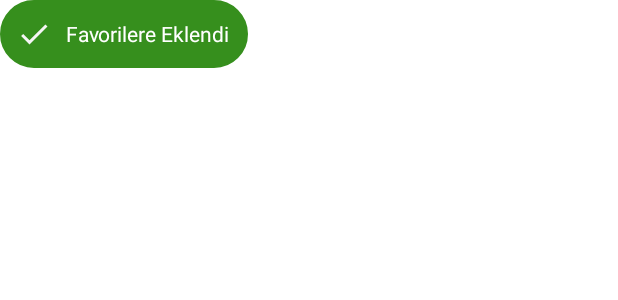
After one commit to kubraklc/HealthyLife, an Android app: the layout new_toast_message.xml on its own in the app's theme, with its tools: preview values and no code run, on a phone screen of 412 x 824 dp. The commit adds this screen. Shown: the top 300 px of the screen. Run offline under Robolectric (Android 15) with nearby library versions, the phone set to English and light mode, and no system bars.

Commit message:
Recipe fragmentta custom toast mesajı kodları yazıldı. Toast mesajı backgroundları oluşturuldu.

```diff
--- a/app/build.gradle
+++ b/app/build.gradle
@@ -60,9 +60,6 @@ dependencies {
     implementation "androidx.lifecycle:lifecycle-viewmodel:2.3.1"
     implementation "androidx.lifecycle:lifecycle-livedata:2.3.1"
 
-
     implementation 'com.android.car.ui:car-ui-lib:2.5.0' // Örnek olarak
 
-
-
 }
--- a/app/src/main/java/com/example/healthylife/activity/MainActivity.kt
+++ b/app/src/main/java/com/example/healthylife/activity/MainActivity.kt
@@ -2,14 +2,14 @@ package com.example.healthylife.activity
 
 import androidx.appcompat.app.AppCompatActivity
 import android.os.Bundle
-import android.util.Log
+
 import androidx.fragment.app.Fragment
 import com.example.healthylife.R
 import com.example.healthylife.databinding.ActivityMainBinding
 import com.example.healthylife.fragment.*
-import com.example.healthylife.ui.detail.RecipeFragment
+
 import com.example.healthylife.ui.home.HomeFragment
-import kotlin.math.log
+
 
 class MainActivity : AppCompatActivity() {
 
--- a/app/src/main/java/com/example/healthylife/ui/detail/RecipeFragment.kt
+++ b/app/src/main/java/com/example/healthylife/ui/detail/RecipeFragment.kt
@@ -1,16 +1,11 @@
 package com.example.healthylife.ui.detail
 
-import android.annotation.SuppressLint
-import android.content.Intent
-import android.graphics.Color
-import android.net.Uri
 import android.os.Bundle
-import android.util.Log
+import android.provider.ContactsContract.CommonDataKinds.Im
 import androidx.fragment.app.Fragment
 import android.view.LayoutInflater
 import android.view.View
 import android.view.ViewGroup
-import android.widget.FrameLayout
 import android.widget.ImageView
 import android.widget.TextView
 import android.widget.Toast
@@ -23,6 +18,7 @@ import com.example.healthylife.ui.home.HomeFragment.Companion.MEAL_INSTRUCTION
 import com.example.healthylife.ui.home.HomeFragment.Companion.MEAL_NAME
 import com.example.healthylife.ui.home.HomeFragment.Companion.MEAL_THUMB
 
+@Suppress("DEPRECATION")
 class RecipeFragment : Fragment() {
 
     private var _binding: FragmentRecipeBinding? = null
@@ -35,13 +31,16 @@ class RecipeFragment : Fragment() {
         _binding = FragmentRecipeBinding.inflate(inflater, container, false)
         val view = binding.root
         binding.imageFavorite.setOnClickListener {
-            Toast.makeText(requireContext(),"Favorilere Eklendi", Toast.LENGTH_LONG).show()
-            view.setBackgroundColor(Color.LTGRAY)
+           val toastView = inflater.inflate(R.layout.new_toast_message, null)
+           toastView.findViewById<TextView>(R.id.toastText).text = "Favorilere Eklendi"
+           toastView.findViewById<ImageView>(R.id.toastText)
+           val toast = Toast(requireContext())
+           toast.duration = Toast.LENGTH_LONG
+           toast.view = toastView
+           toast.show()
         }
        return view
     }
-
-
 
 
     override fun onViewCreated(view: View, savedInstanceState: Bundle?) {
@@ -77,14 +76,10 @@ class RecipeFragment : Fragment() {
         }
     }
 
-
-
     override fun onDestroyView() {
         super.onDestroyView()
         _binding = null
     }
-
-
 
 }
 
--- /dev/null
+++ b/app/src/main/res/drawable/ic_done.xml
@@ -0,0 +1,5 @@
+<vector xmlns:android="http://schemas.android.com/apk/res/android" android:height="24dp" android:tint="#F6F5F5" android:viewportHeight="24" android:viewportWidth="24" android:width="24dp">
+
+    <path android:fillColor="@android:color/white" android:pathData="M9,16.2L4.8,12l-1.4,1.4L9,19 21,7l-1.4,-1.4L9,16.2z"/>
+
+</vector>
--- /dev/null
+++ b/app/src/main/res/drawable/toastsuccess.xml
@@ -0,0 +1,13 @@
+<?xml version="1.0" encoding="utf-8"?>
+<shape xmlns:android="http://schemas.android.com/apk/res/android">
+    <stroke
+        android:width="2dp"
+        android:color="#368F1D" />
+    <corners android:radius="24dp" />
+    <padding
+        android:bottom="7dp"
+        android:left="7dp"
+        android:right="7dp"
+        android:top="7dp" />
+    <solid android:color="#368F1D" />
+</shape>
--- /dev/null
+++ b/app/src/main/res/layout/new_toast_message.xml
@@ -0,0 +1,25 @@
+<?xml version="1.0" encoding="utf-8"?>
+<LinearLayout xmlns:android="http://schemas.android.com/apk/res/android"
+xmlns:app="http://schemas.android.com/apk/res-auto"
+android:background="@drawable/toastsuccess"
+android:layout_width="wrap_content"
+android:layout_height="wrap_content">
+
+<ImageView
+    android:id="@+id/toastImg"
+    android:layout_width="wrap_content"
+    android:layout_height="wrap_content"
+    android:layout_weight="1"
+    android:padding="4dp"
+    app:srcCompat="@drawable/ic_done" />
+
+<TextView
+    android:id="@+id/toastText"
+    android:textColor="#fff"
+    android:padding="5dp"
+    android:layout_gravity="center_vertical"
+    android:layout_width="wrap_content"
+    android:layout_height="wrap_content"
+    android:layout_weight="1"
+    android:text="Favorilere Eklendi" />
+</LinearLayout>
```
Lines whose indentation alone changed are shown as unchanged.
